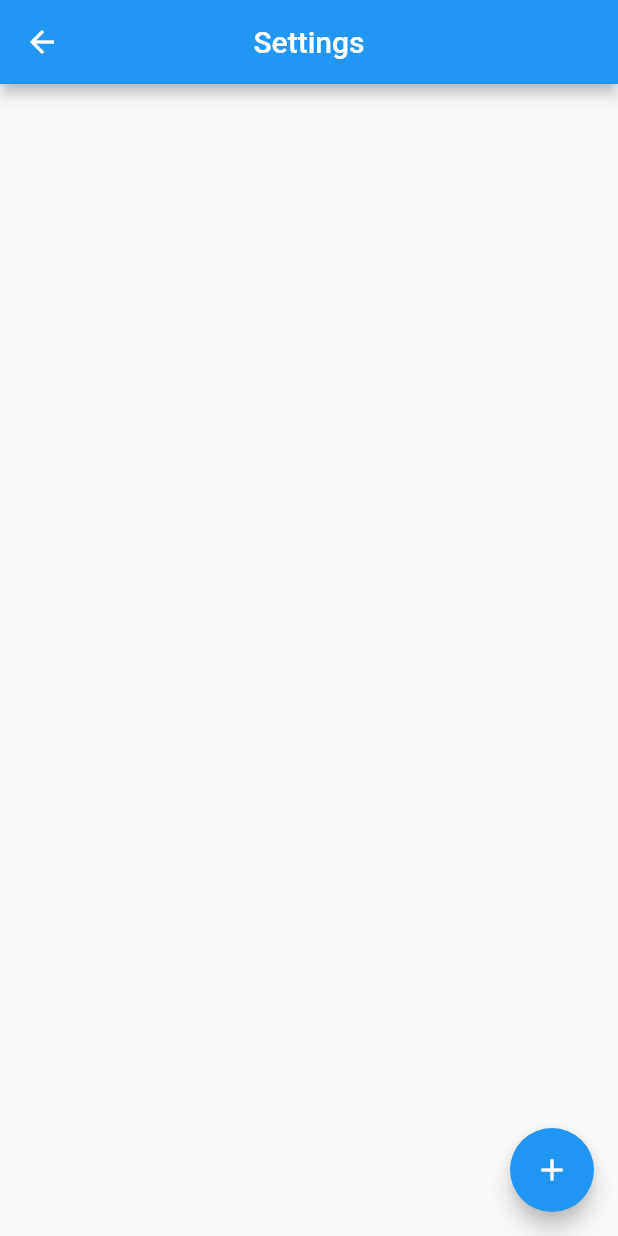
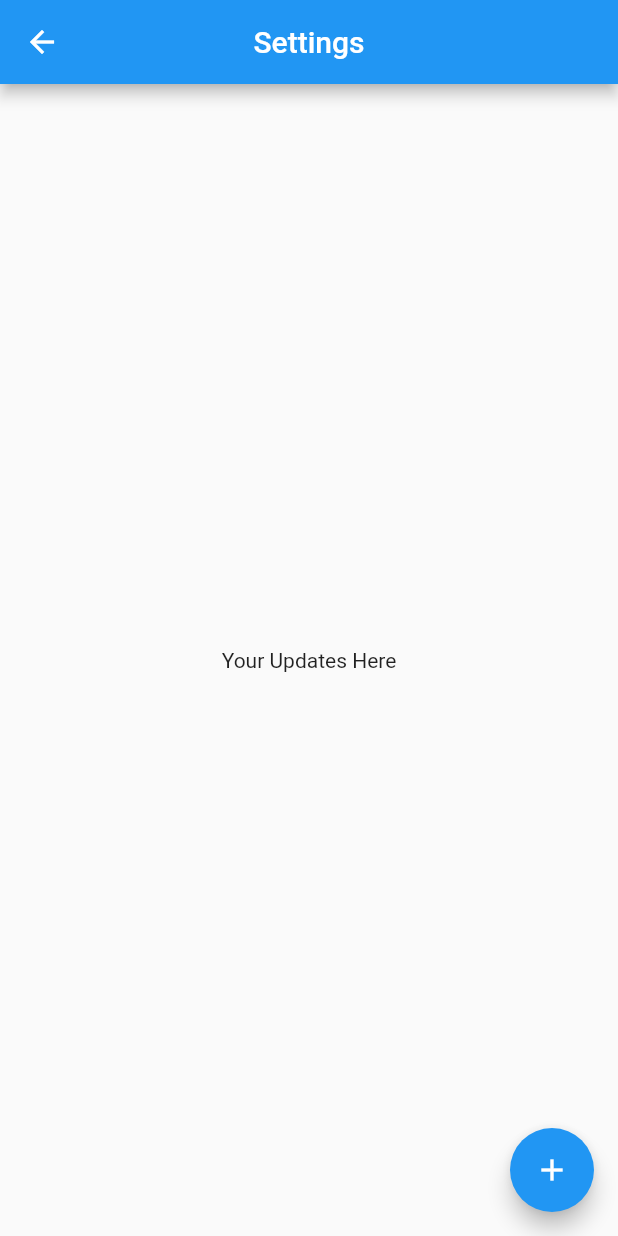
Before and after one commit to Coffee58511867/Flutter, a Flutter app: the Testing screen opened by its route, on a phone screen of 412 x 824 dp. Run offline on Flutter 3.47's test engine with Material 2 defaults, Android fonts, the phone set to English and light mode, and no system bars.

```diff
--- a/lib/testing.dart
+++ b/lib/testing.dart
@@ -11,6 +11,9 @@ class Testing extends StatelessWidget {
         backgroundColor: Colors.blue,
         centerTitle: true,
       ),
+      body: const Center(
+        child: Text("Your Updates Here"),
+      ),
       floatingActionButton: FloatingActionButton(
         onPressed: () {
           Navigator.pushNamed(context, '/second');
```
